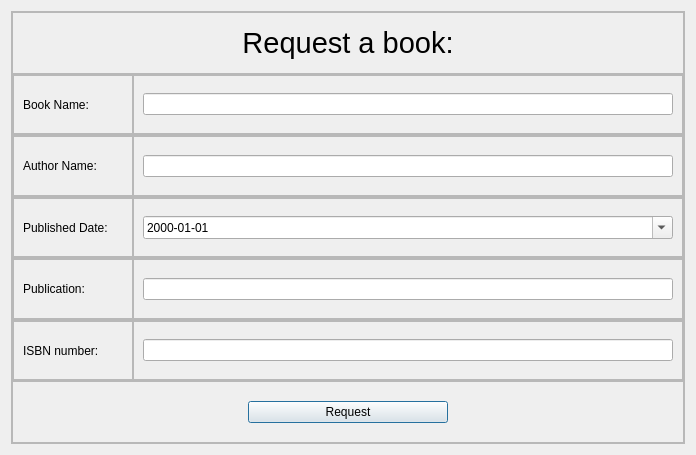
First picture: the form in request.ui, repository aavashlamichhane/LibMan, before the edit.
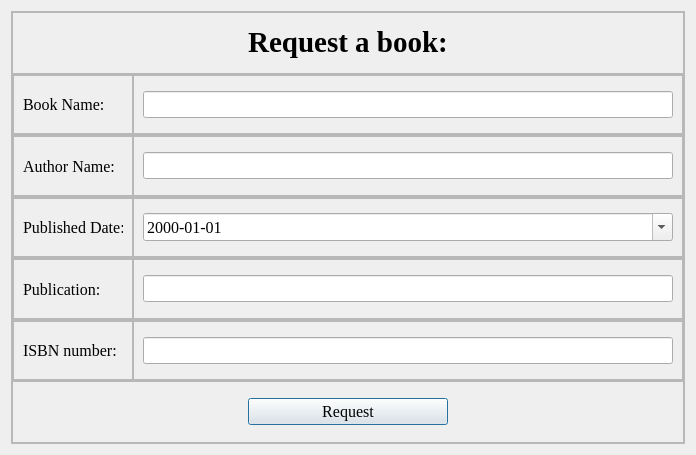
Second picture: the form after the edit.

What changed in the file:
```diff
--- a/request.ui
+++ b/request.ui
@@ -73,6 +73,13 @@
              <verstretch>0</verstretch>
             </sizepolicy>
            </property>
+           <property name="font">
+            <font>
+             <family>Times New Roman</family>
+             <pointsize>24</pointsize>
+             <bold>true</bold>
+            </font>
+           </property>
            <property name="text">
             <string>&lt;html&gt;&lt;head/&gt;&lt;body&gt;&lt;p align=&quot;center&quot;&gt;&lt;span style=&quot; font-size:22pt;&quot;&gt;Request a book:&lt;/span&gt;&lt;/p&gt;&lt;/body&gt;&lt;/html&gt;</string>
            </property>
@@ -122,6 +129,12 @@
            <layout class="QHBoxLayout" name="horizontalLayout_7">
             <item>
              <widget class="QLabel" name="label_2">
+              <property name="font">
+               <font>
+                <family>Times New Roman</family>
+                <pointsize>12</pointsize>
+               </font>
+              </property>
               <property name="text">
                <string>Book Name:</string>
               </property>
@@ -140,7 +153,14 @@
            </property>
            <layout class="QHBoxLayout" name="horizontalLayout_8">
             <item>
-             <widget class="QLineEdit" name="lineEdit_name"/>
+             <widget class="QLineEdit" name="lineEdit_name">
+              <property name="font">
+               <font>
+                <family>Times New Roman</family>
+                <pointsize>12</pointsize>
+               </font>
+              </property>
+             </widget>
             </item>
            </layout>
           </widget>
@@ -189,6 +209,12 @@
            <layout class="QHBoxLayout" name="horizontalLayout_9">
             <item>
              <widget class="QLabel" name="label_3">
+              <property name="font">
+               <font>
+                <family>Times New Roman</family>
+                <pointsize>12</pointsize>
+               </font>
+              </property>
               <property name="text">
                <string>Author Name:</string>
               </property>
@@ -207,7 +233,14 @@
            </property>
            <layout class="QHBoxLayout" name="horizontalLayout_10">
             <item>
-             <widget class="QLineEdit" name="lineEdit_aname"/>
+             <widget class="QLineEdit" name="lineEdit_aname">
+              <property name="font">
+               <font>
+                <family>Times New Roman</family>
+                <pointsize>12</pointsize>
+               </font>
+              </property>
+             </widget>
             </item>
            </layout>
           </widget>
@@ -256,6 +289,12 @@
            <layout class="QHBoxLayout" name="horizontalLayout_11">
             <item>
              <widget class="QLabel" name="label_4">
+              <property name="font">
+               <font>
+                <family>Times New Roman</family>
+                <pointsize>12</pointsize>
+               </font>
+              </property>
               <property name="text">
                <string>Published Date:</string>
               </property>
@@ -281,6 +320,12 @@
            <layout class="QHBoxLayout" name="horizontalLayout_12">
             <item>
              <widget class="QDateEdit" name="dateEdit">
+              <property name="font">
+               <font>
+                <family>Times New Roman</family>
+                <pointsize>12</pointsize>
+               </font>
+              </property>
               <property name="displayFormat">
                <string>yyyy-MM-dd</string>
               </property>
@@ -336,6 +381,12 @@
            <layout class="QHBoxLayout" name="horizontalLayout_13">
             <item>
              <widget class="QLabel" name="label_5">
+              <property name="font">
+               <font>
+                <family>Times New Roman</family>
+                <pointsize>12</pointsize>
+               </font>
+              </property>
               <property name="text">
                <string>Publication:</string>
               </property>
@@ -354,7 +405,14 @@
            </property>
            <layout class="QHBoxLayout" name="horizontalLayout_15">
             <item>
-             <widget class="QLineEdit" name="lineEdit_pub"/>
+             <widget class="QLineEdit" name="lineEdit_pub">
+              <property name="font">
+               <font>
+                <family>Times New Roman</family>
+                <pointsize>12</pointsize>
+               </font>
+              </property>
+             </widget>
             </item>
            </layout>
           </widget>
@@ -403,6 +461,12 @@
            <layout class="QHBoxLayout" name="horizontalLayout_16">
             <item>
              <widget class="QLabel" name="label_6">
+              <property name="font">
+               <font>
+                <family>Times New Roman</family>
+                <pointsize>12</pointsize>
+               </font>
+              </property>
               <property name="text">
                <string>ISBN number:</string>
               </property>
@@ -421,7 +485,14 @@
            </property>
            <layout class="QHBoxLayout" name="horizontalLayout_17">
             <item>
-             <widget class="QLineEdit" name="lineEdit_num"/>
+             <widget class="QLineEdit" name="lineEdit_num">
+              <property name="font">
+               <font>
+                <family>Times New Roman</family>
+                <pointsize>12</pointsize>
+               </font>
+              </property>
+             </widget>
             </item>
            </layout>
           </widget>
@@ -446,6 +517,12 @@
              <height>16777215</height>
             </size>
            </property>
+           <property name="font">
+            <font>
+             <family>Times New Roman</family>
+             <pointsize>12</pointsize>
+            </font>
+           </property>
            <property name="text">
             <string>Request</string>
            </property>
```
